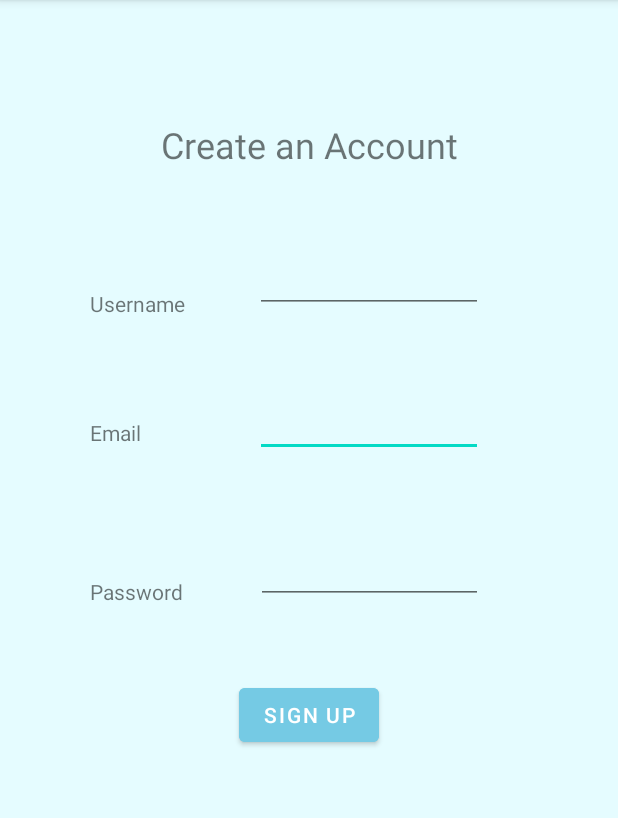
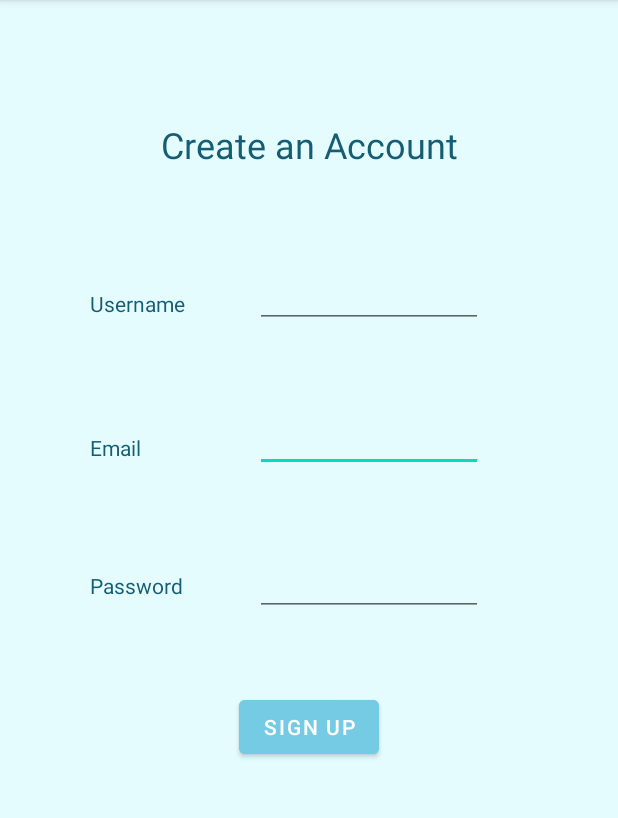
Before and after one commit to xtayzx/CloudGazer, an Android app: the SignUp screen opened directly, with no data from a screen before it, on a phone screen of 412 x 824 dp, the part 84-902 px from its top. Run offline under Robolectric (Android 15) with nearby library versions, the light colour scheme and no system bars.

Commit message:
welcome and sign up colors

```diff
--- a/app/src/main/res/layout/activity_sign_up.xml
+++ b/app/src/main/res/layout/activity_sign_up.xml
@@ -24,53 +24,19 @@
 
     <TextView
         android:id="@+id/nameTextView3"
+        style="@style/Blue"
         android:layout_width="80dp"
         android:layout_height="16dp"
-        android:layout_marginStart="60dp"
-        android:layout_marginTop="70dp"
+        android:layout_marginTop="80dp"
         android:text="Email"
         android:textAlignment="viewStart"
-        app:layout_constraintStart_toStartOf="parent"
+        app:layout_constraintEnd_toStartOf="@+id/emailEntry"
+        app:layout_constraintHorizontal_bias="0.0"
+        app:layout_constraintStart_toStartOf="@+id/nameTextView2"
         app:layout_constraintTop_toBottomOf="@+id/nameTextView2" />
 
     <EditText
         android:id="@+id/passwordEntry"
-        android:layout_width="151dp"
-        android:layout_height="48dp"
-        android:layout_marginStart="170dp"
-        android:layout_marginTop="50dp"
-        android:layout_marginEnd="90dp"
-        android:ems="10"
-        app:layout_constraintEnd_toEndOf="parent"
-        app:layout_constraintHorizontal_bias="1.0"
-        app:layout_constraintStart_toStartOf="parent"
-        app:layout_constraintTop_toBottomOf="@+id/emailEntry" />
-
-    <TextView
-        android:id="@+id/passwordTextView2"
-        android:layout_width="wrap_content"
-        android:layout_height="wrap_content"
-        android:layout_marginStart="60dp"
-        android:layout_marginTop="90dp"
-        android:text="Password"
-        android:textAlignment="viewStart"
-        app:layout_constraintStart_toStartOf="parent"
-        app:layout_constraintTop_toBottomOf="@+id/nameTextView3" />
-
-    <TextView
-        android:id="@+id/nameTextView2"
-        android:layout_width="80dp"
-        android:layout_height="16dp"
-        android:layout_marginStart="60dp"
-        android:layout_marginTop="80dp"
-        android:text="Username"
-
-        android:textAlignment="viewStart"
-        app:layout_constraintStart_toStartOf="parent"
-        app:layout_constraintTop_toBottomOf="@+id/textView" />
-
-    <EditText
-        android:id="@+id/usernameEntry"
         android:layout_width="152dp"
         android:layout_height="46dp"
         android:layout_marginStart="170dp"
@@ -80,10 +46,52 @@
         app:layout_constraintEnd_toEndOf="parent"
         app:layout_constraintHorizontal_bias="0.0"
         app:layout_constraintStart_toStartOf="parent"
+        app:layout_constraintTop_toBottomOf="@+id/emailEntry" />
+
+    <TextView
+        android:id="@+id/passwordTextView2"
+        style="@style/Blue"
+        android:layout_width="wrap_content"
+        android:layout_height="wrap_content"
+        android:layout_marginTop="76dp"
+        android:text="Password"
+        android:textAlignment="viewStart"
+        app:layout_constraintEnd_toStartOf="@+id/passwordEntry"
+        app:layout_constraintHorizontal_bias="0.0"
+        app:layout_constraintStart_toStartOf="@+id/nameTextView3"
+        app:layout_constraintTop_toBottomOf="@+id/nameTextView3" />
+
+    <TextView
+        android:id="@+id/nameTextView2"
+        style="@style/Blue"
+        android:layout_width="80dp"
+        android:layout_height="16dp"
+        android:layout_marginStart="60dp"
+        android:layout_marginTop="80dp"
+        android:text="Username"
+
+        android:textAlignment="viewStart"
+        app:layout_constraintEnd_toStartOf="@+id/usernameEntry"
+        app:layout_constraintHorizontal_bias="0.0"
+        app:layout_constraintStart_toStartOf="parent"
+        app:layout_constraintTop_toBottomOf="@+id/textView" />
+
+    <EditText
+        android:id="@+id/usernameEntry"
+        android:layout_width="152dp"
+        android:layout_height="46dp"
+        android:layout_marginStart="170dp"
+        android:layout_marginTop="60dp"
+        android:layout_marginEnd="90dp"
+        android:ems="10"
+        app:layout_constraintEnd_toEndOf="parent"
+        app:layout_constraintHorizontal_bias="0.0"
+        app:layout_constraintStart_toStartOf="parent"
         app:layout_constraintTop_toBottomOf="@+id/textView" />
 
     <TextView
         android:id="@+id/textView"
+        style="@style/Blue"
         android:layout_width="wrap_content"
         android:layout_height="wrap_content"
         android:layout_marginTop="80dp"
--- a/app/src/main/res/values/styles.xml
+++ b/app/src/main/res/values/styles.xml
@@ -39,4 +39,10 @@
         <item name="android:textSize">26dp</item>
 <!--                <item name="android:fontFeatureSettings">smcp</item>-->
     </style>
+
+    <style name="Blue" parent="Widget.AppCompat.TextView">
+        <!--        <item name="android:background">@color/dark_navyblue</item>-->
+        <item name="android:textColor">@color/dark_navyblue</item>
+        <!--                <item name="android:fontFeatureSettings">smcp</item>-->
+    </style>
 </resources>
```
